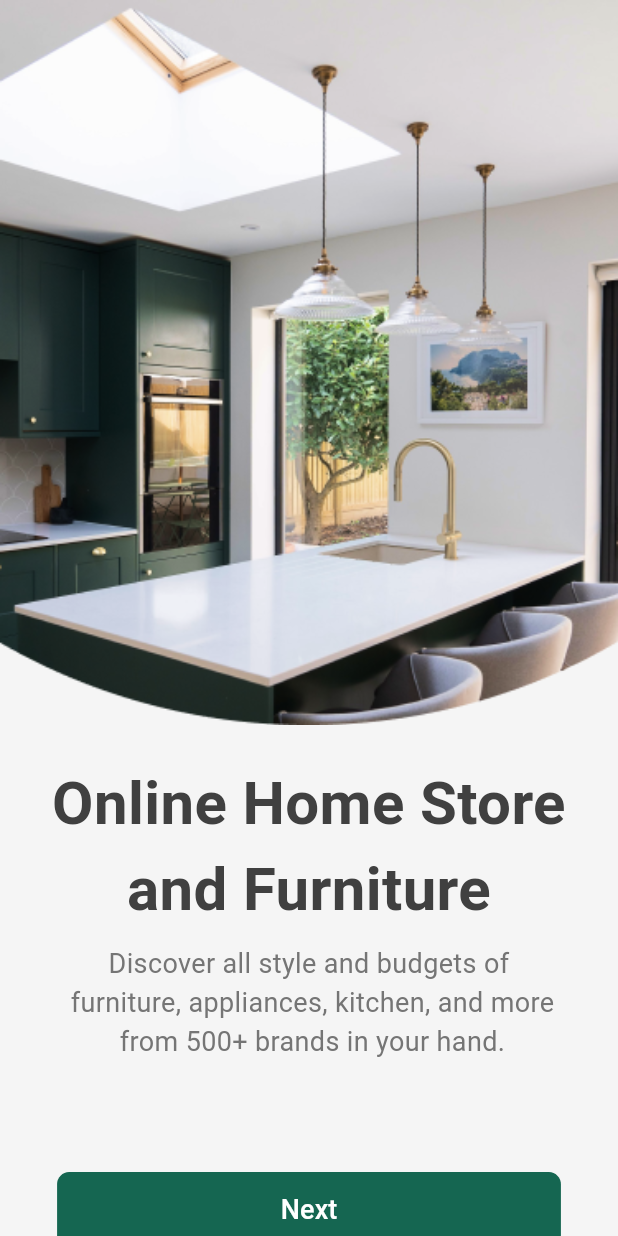
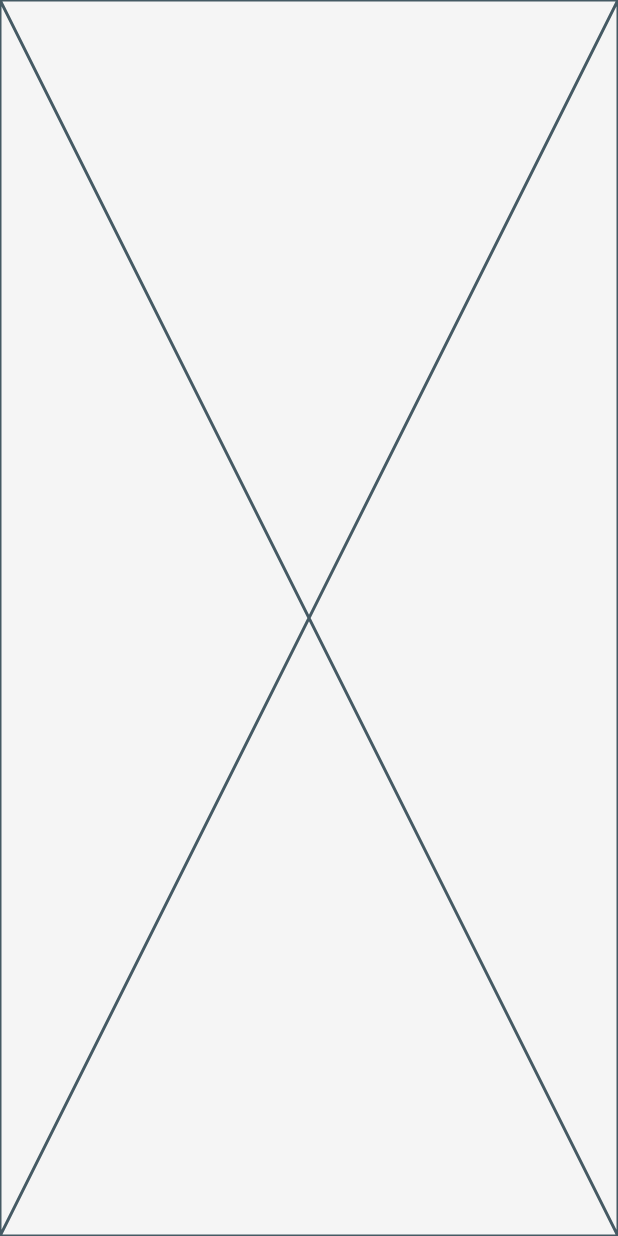
Before and after one commit to AhmedKhedr1/HomeHaven, a Flutter app: the screen it shows after launch, after a tap on "Next", on a phone screen of 412 x 824 dp. Run offline on Flutter 3.47's test engine with Material 3 defaults, Android fonts, the phone set to English and light mode, and no system bars; our stand-ins replace flutter_svg, go_router.

Commit message:
feat: Add initial app structure with authentication and onboarding views
- Created Constant.dart for shared constants.
- Implemented Approuter for navigation between views.

- Introduced styles and utility classes for better organization.

```diff
--- /dev/null
+++ b/lib/Constant.dart
@@ -0,0 +1,3 @@
+import 'package:flutter/material.dart';
+
+const KBackgroundColor = Color(0xffF5F5F5);
--- /dev/null
+++ b/lib/core/utils/Approuter.dart
@@ -0,0 +1,32 @@
+import 'package:go_router/go_router.dart';
+import 'package:homehaven/features/Auth/presentation/Views/Login_view.dart';
+import 'package:homehaven/features/Auth/presentation/Views/Register_view.dart';
+import 'package:homehaven/features/Onboarding/Presentation/views/Onboarding_view.dart';
+import 'package:homehaven/features/Splash/presentation/views/Splash_view.dart';
+
+abstract class Approuter {
+  static const String KSplashView = '/';
+  static const String KonboardingView = '/onboardingview';
+  static const String KLoginView = '/loginview';
+  static const String KRegisterView = '/registerview';
+  static final router = GoRouter(
+    routes: [
+      GoRoute(
+        path: KSplashView,
+        builder: (context, state) => SplashView(),
+      ),
+      GoRoute(
+        path: KonboardingView,
+        builder: (context, state) => OnboardingView(),
+      ),
+      GoRoute(
+        path: KLoginView,
+        builder: (context, state) => LoginView(),
+      ),
+      GoRoute(
+        path: KRegisterView,
+        builder: (context, state) => RegisterView(),
+      ),
+    ],
+  );
+}
--- /dev/null
+++ b/lib/core/utils/Styless.dart
@@ -0,0 +1 @@
+abstract class Styles {}
--- a/lib/feature/views/Onboarding_view.dart
+++ /dev/null
@@ -1,46 +0,0 @@
-import 'package:flutter/material.dart';
-import 'package:homehaven/feature/widgets/Custom_button.dart';
-
-class OnboardingView extends StatelessWidget {
-  const OnboardingView({super.key});
-
-  @override
-  Widget build(BuildContext context) {
-    return Scaffold(
-      backgroundColor: Color(0xffF5F5F5),
-      body: Column(
-        mainAxisAlignment: MainAxisAlignment.start,
-        children: [
-          Image.asset(
-            'assets/images/onboarding1.png',
-            fit: BoxFit.cover,
-            width: double.infinity,
-          ),
-          SizedBox(
-            height: 24,
-          ),
-          Text(
-            'Online Home Store\nand Furniture',
-            textAlign: TextAlign.center,
-            style: TextStyle(
-                fontSize: 40,
-                fontWeight: FontWeight.bold,
-                color: Color(0xff404040)),
-          ),
-          SizedBox(
-            height: 8,
-          ),
-          Text(
-            'Discover all style and budgets of \n furniture, appliances, kitchen, and more \n from 500+ brands in your hand.',
-            textAlign: TextAlign.center,
-            style: TextStyle(color: Color(0xff757575), fontSize: 18),
-          ),
-          SizedBox(
-            height: 74,
-          ),
-          CustomButton()
-        ],
-      ),
-    );
-  }
-}
--- /dev/null
+++ b/lib/features/Auth/presentation/Views/Login_view.dart
@@ -0,0 +1,15 @@
+import 'package:flutter/material.dart';
+import 'package:homehaven/Constant.dart';
+import 'package:homehaven/features/Auth/presentation/Widgets/LoginView_body.dart';
+
+class LoginView extends StatelessWidget {
+  const LoginView({super.key});
+
+  @override
+  Widget build(BuildContext context) {
+    return Scaffold(
+      backgroundColor: KBackgroundColor,
+      body: LoginviewBody(),
+    );
+  }
+}
--- /dev/null
+++ b/lib/features/Auth/presentation/Views/Register_view.dart
@@ -0,0 +1,10 @@
+import 'package:flutter/material.dart';
+
+class RegisterView extends StatelessWidget {
+  const RegisterView({super.key});
+
+  @override
+  Widget build(BuildContext context) {
+    return const Placeholder();
+  }
+}
--- /dev/null
+++ b/lib/features/Auth/presentation/Widgets/LoginView_body.dart
@@ -0,0 +1,10 @@
+import 'package:flutter/material.dart';
+
+class LoginviewBody extends StatelessWidget {
+  const LoginviewBody({super.key});
+
+  @override
+  Widget build(BuildContext context) {
+    return const Placeholder();
+  }
+}
--- /dev/null
+++ b/lib/features/Auth/presentation/Widgets/Register_view_body.dart
@@ -0,0 +1,10 @@
+import 'package:flutter/material.dart';
+
+class RegisterViewBody extends StatelessWidget {
+  const RegisterViewBody({super.key});
+
+  @override
+  Widget build(BuildContext context) {
+    return const Placeholder();
+  }
+}
--- /dev/null
+++ b/lib/features/Onboarding/Presentation/views/Onboarding_view.dart
@@ -0,0 +1,14 @@
+import 'package:flutter/material.dart';
+import 'package:homehaven/features/Onboarding/Presentation/widgets/OnBoarding_View_Body.dart';
+
+class OnboardingView extends StatelessWidget {
+  const OnboardingView({super.key});
+
+  @override
+  Widget build(BuildContext context) {
+    return Scaffold(
+      backgroundColor: Color(0xffF5F5F5),
+      body: OnBoardingViewBody(),
+    );
+  }
+}
--- a/lib/feature/widgets/Custom_button.dart
+++ b/lib/features/Onboarding/Presentation/widgets/Custom_button.dart
@@ -1,8 +1,8 @@
 import 'package:flutter/material.dart';
 
 class CustomButton extends StatelessWidget {
-  const CustomButton({super.key});
-
+   CustomButton({super.key,required this.onPressed});
+void Function()? onPressed;
   @override
   Widget build(BuildContext context) {
     return TextButton(
@@ -16,7 +16,7 @@ class CustomButton extends StatelessWidget {
           horizontal: 149,
         ),
       ),
-      onPressed: () {},
+      onPressed: onPressed,
       child: Text(
         'Next',
         style: TextStyle(color: Colors.white, fontSize: 18),
--- /dev/null
+++ b/lib/features/Onboarding/Presentation/widgets/OnBoarding_View_Body.dart
@@ -0,0 +1,51 @@
+import 'package:flutter/material.dart';
+import 'package:go_router/go_router.dart';
+import 'package:homehaven/core/utils/Approuter.dart';
+import 'package:homehaven/features/Onboarding/Presentation/widgets/Custom_button.dart';
+
+class OnBoardingViewBody extends StatelessWidget {
+  const OnBoardingViewBody({
+    super.key,
+  });
+
+  @override
+  Widget build(BuildContext context) {
+    return Column(
+      mainAxisAlignment: MainAxisAlignment.start,
+      children: [
+        Image.asset(
+          'assets/images/onboarding1.png',
+          fit: BoxFit.cover,
+          width: double.infinity,
+        ),
+        SizedBox(
+          height: 24,
+        ),
+        Text(
+          'Online Home Store\nand Furniture',
+          textAlign: TextAlign.center,
+          style: TextStyle(
+              fontSize: 40,
+              fontWeight: FontWeight.bold,
+              color: Color(0xff404040)),
+        ),
+        SizedBox(
+          height: 8,
+        ),
+        Text(
+          'Discover all style and budgets of \n furniture, appliances, kitchen, and more \n from 500+ brands in your hand.',
+          textAlign: TextAlign.center,
+          style: TextStyle(color: Color(0xff757575), fontSize: 18),
+        ),
+        SizedBox(
+          height: 74,
+        ),
+        CustomButton(
+          onPressed: () {
+            GoRouter.of(context).push(Approuter.KLoginView);
+          },
+        )
+      ],
+    );
+  }
+}
--- a/lib/feature/views/Splash_view.dart
+++ b/lib/features/Splash/presentation/views/Splash_view.dart
@@ -1,8 +1,9 @@
 // ignore_for_file: file_names
 import 'dart:async';
 import 'package:flutter/material.dart';
-import 'package:homehaven/feature/views/Onboarding_view.dart';
-import 'package:homehaven/feature/widgets/SplashViewBody.dart';
+import 'package:go_router/go_router.dart';
+import 'package:homehaven/core/utils/Approuter.dart';
+import 'package:homehaven/features/Splash/presentation/Widgets/SplashViewBody.dart';
 
 class SplashView extends StatefulWidget {
   const SplashView({super.key});
@@ -16,12 +17,7 @@ class _SplashViewState extends State<SplashView> {
   void initState() {
     super.initState();
     Timer(const Duration(seconds: 2), () {
-      Navigator.pushReplacement(
-        context,
-        MaterialPageRoute(
-          builder: (context) => OnboardingView(),
-        ),
-      );
+      GoRouter.of(context).push(Approuter.KonboardingView);
     });
   }
 
--- a/lib/main.dart
+++ b/lib/main.dart
@@ -1,5 +1,5 @@
 import 'package:flutter/material.dart';
-import 'package:homehaven/feature/views/Splash_view.dart';
+import 'package:homehaven/core/utils/Approuter.dart';
 
 void main() {
   runApp(const MyApp());
@@ -11,9 +11,9 @@ class MyApp extends StatelessWidget {
   // This widget is the root of your application.
   @override
   Widget build(BuildContext context) {
-    return MaterialApp(
+    return MaterialApp.router(
       debugShowCheckedModeBanner: false,
-      home: SplashView(),
+      routerConfig: Approuter.router,
     );
   }
 }
--- a/pubspec.yaml
+++ b/pubspec.yaml
@@ -35,6 +35,7 @@ dependencies:
   # Use with the CupertinoIcons class for iOS style icons.
   cupertino_icons: ^1.0.8
   flutter_svg: ^2.1.0
+  go_router: ^15.1.2
 
 dev_dependencies:
   flutter_test:
```
Also changed, not shown: assets/images/onboarding2.png (added), assets/images/onboarding3.png (added), lib/features/Splash/presentation/Widgets/SplashViewBody.dart (renamed from lib/feature/widgets/SplashViewBody.dart), pubspec.lock.
